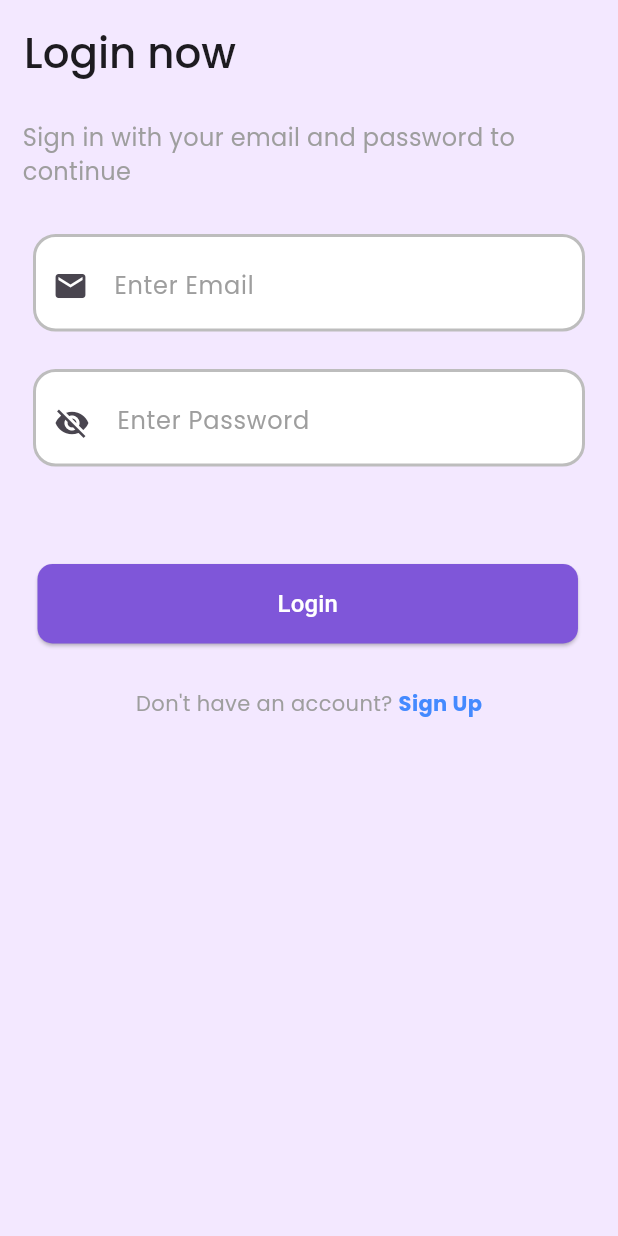
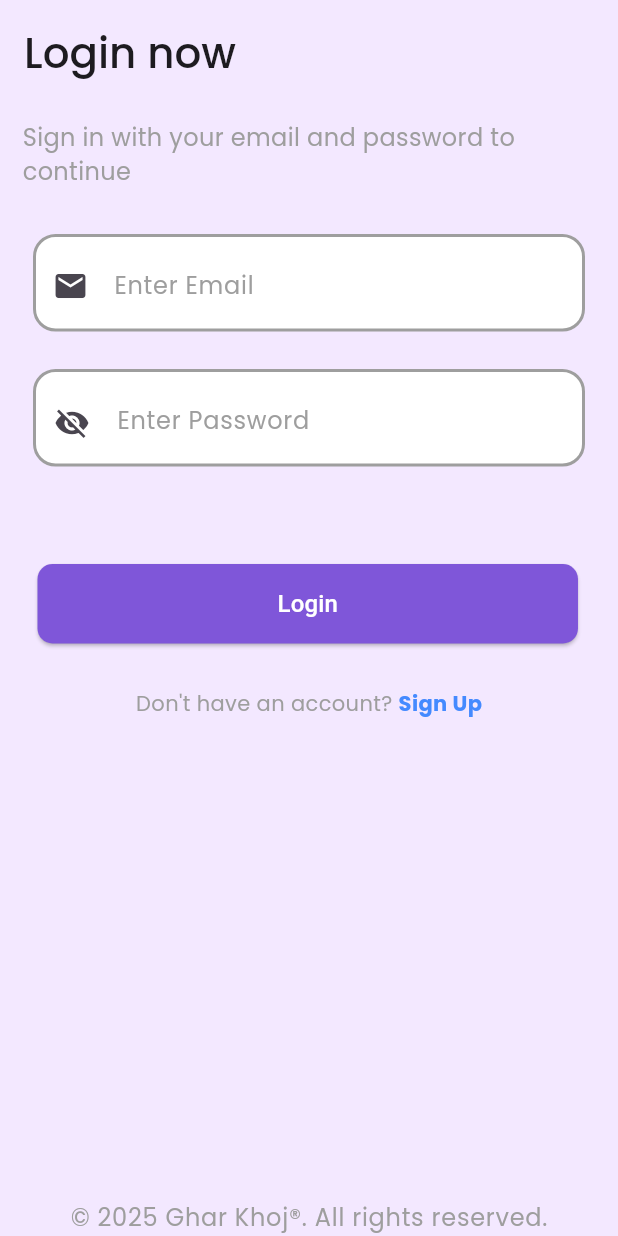
Before and after one commit to Pratik-Kattel/Ghar-khoj, a Flutter app: the LoginScreen screen opened by its route, on a phone screen of 412 x 824 dp. Run offline on Flutter 3.47's test engine with Material 3 defaults, Android fonts, the phone set to English and light mode, and no system bars; our stand-ins replace animated_splash_screen, dio, equatable, flutter_bloc, google_fonts, lottie and 1 more.

Commit message:
Did simple changes on the login UI

```diff
--- a/frontend/lib/features/auth/screens/login_screen.dart
+++ b/frontend/lib/features/auth/screens/login_screen.dart
@@ -22,6 +22,13 @@ class _LoginScreenState extends State<LoginScreen> {
   final TextEditingController passwordController = TextEditingController();
   final FocusNode emailFocus = FocusNode();
   final FocusNode passwordFocus = FocusNode();
+  bool _ischecked=false;
+
+  void initState() {
+    super.initState();
+    emailFocus.addListener(() => setState(() {}));
+    passwordFocus.addListener(() => setState(() {}));
+  }
 
   @override
   Widget build(BuildContext context) {
@@ -42,9 +49,8 @@ class _LoginScreenState extends State<LoginScreen> {
               showDialog(
                 context: context,
                 barrierDismissible: false,
-                builder: (_) => const Center(
-                  child: CircularProgressIndicator(),
-                ),
+                builder: (_) =>
+                    const Center(child: CircularProgressIndicator()),
               );
             }
 
@@ -54,14 +60,15 @@ class _LoginScreenState extends State<LoginScreen> {
             }
 
             if (state.generalError != null) {
-              ScaffoldMessenger.of(context)
-                  .showSnackBar(SnackBar(content: Text(state.generalError!)));
+              ScaffoldMessenger.of(
+                context,
+              ).showSnackBar(SnackBar(content: Text(state.generalError!)));
             }
 
             if (state.isSuccess) {
-              ScaffoldMessenger.of(context).showSnackBar(
-                const SnackBar(content: Text("Login Successful")),
-              );
+              ScaffoldMessenger.of(
+                context,
+              ).showSnackBar(const SnackBar(content: Text("Login Successful")));
               Navigator.pushReplacementNamed(context, "/home");
             }
           },
@@ -88,12 +95,14 @@ class _LoginScreenState extends State<LoginScreen> {
                       contentPadding: 20,
                       iconPadding: 17,
                       hintText: "Enter Email",
-                      borderColor: state.emailError != null
-                          ? Colors.red
-                          : Colors.grey.shade400,
+                      borderColor: emailFocus.hasFocus
+                          ? AppColors.primary
+                          : (state.emailError != null
+                                ? AppColors.redColor
+                                : AppColors.grey),
                       focus: emailFocus,
                       controller: emailController,
-                      iconData: const Icon(Icons.email,),
+                      iconData: const Icon(Icons.email),
                       errorMessage: state.emailError,
                     ),
                   ),
@@ -107,41 +116,44 @@ class _LoginScreenState extends State<LoginScreen> {
                       iconPadding: 10,
                       contentPadding: 20,
                       hintText: "Enter Password",
-                      borderColor: state.passwordError != null
-                          ? Colors.red
-                          : Colors.grey.shade400,
+                      borderColor: passwordFocus.hasFocus
+                          ? AppColors.primary
+                          : (state.passwordError != null
+                                ? AppColors.redColor
+                                : AppColors.grey),
                       focus: passwordFocus,
                       controller: passwordController,
                       iconData: IconButton(
-                          onPressed: (){
+                        onPressed: () {
                           setState(() {
-                          isPasswordVisible=!isPasswordVisible;
+                            isPasswordVisible = !isPasswordVisible;
                           });
-                      }, icon:isPasswordVisible?Icon(Icons.visibility,):Icon(Icons.visibility_off,)),
+                        },
+                        icon: isPasswordVisible
+                            ? Icon(Icons.visibility)
+                            : Icon(Icons.visibility_off),
+                      ),
                       errorMessage: state.passwordError,
                       obSecureText: !isPasswordVisible,
                     ),
                   ),
 
+                  const SizedBox(height: 65),
                   // Padding(
-                  //   padding: const EdgeInsets.only(right: 25, top: 5),
-                  //   child: Align(
-                  //     alignment: Alignment.centerRight,
-                  //     child: TextButton(
-                  //       onPressed: () {
-                  //         setState(() {
-                  //           isPasswordVisible = !isPasswordVisible;
-                  //         });
-                  //       },
-                  //       child: Text(
-                  //         isPasswordVisible ? "Hide" : "Show",
-                  //         style: TextStyle(color: AppColors.primary),
-                  //       ),
-                  //     ),
-                  //   ),
+                  //   padding: EdgeInsetsGeometry.only(left: 10),
+                  //   child:
+                  // Row(
+                  //   children: [
+                  //     CheckboxListTile(
+                  //       title: const Text("Remember me?"),
+                  //         value:_ischecked, onChanged: (value){
+                  //       setState(() {
+                  //         value=!_ischecked;
+                  //       });
+                  //     })
+                  //   ],
                   // ),
-                  const SizedBox(height: 65),
-
+                  // ),
                   // Login Button
                   Padding(
                     padding: const EdgeInsets.symmetric(horizontal: 25),
@@ -162,7 +174,6 @@ class _LoginScreenState extends State<LoginScreen> {
                   const SizedBox(height: 30),
 
                   // Signup Navigation
-
                   Row(
                     mainAxisAlignment: MainAxisAlignment.center,
                     children: [
@@ -181,8 +192,14 @@ class _LoginScreenState extends State<LoginScreen> {
                       ),
                     ],
                   ),
-
-                  const SizedBox(height: 20),
+                  const SizedBox(height: 320),
+                  Align(
+                    alignment: Alignment.center,
+                    child: Text(
+                      "© 2025 Ghar Khoj®. All rights reserved.",
+                      style: Theme.of(context).textTheme.bodyLarge,
+                    ),
+                  ),
                 ],
               ),
             );
```
Also changed, not shown: frontend/lib/services/api_clients.dart (+4 -3 lines). Lines whose indentation alone changed are shown as unchanged.
